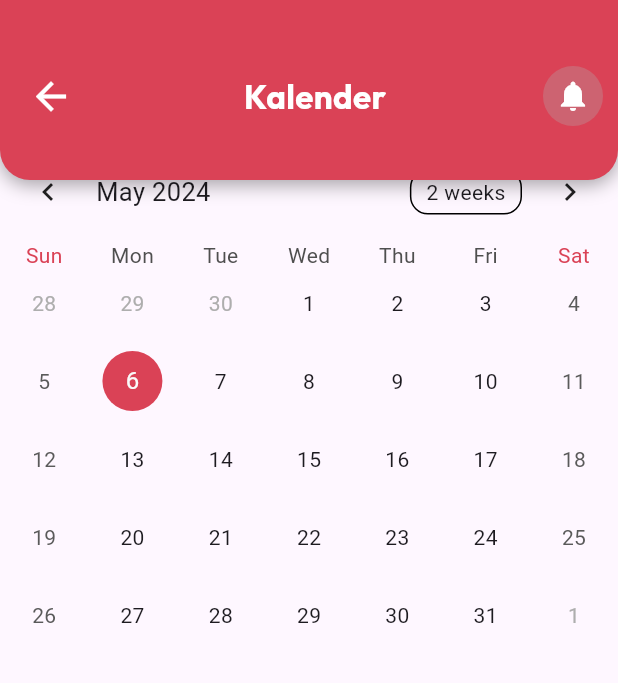
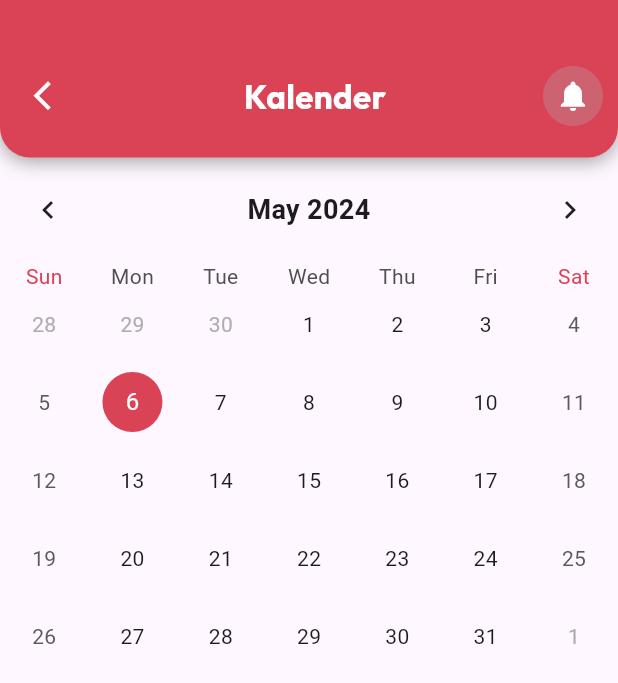
Before and after one commit to khairunnisaalallah/v2_zenfemina_mobile, a Flutter app: the calenderPage screen opened directly, on a phone screen of 412 x 824 dp. Shown: the top 683 px of the screen. Run offline on Flutter 3.47's test engine with Material 3 defaults, Android fonts, the phone set to English and light mode, and no system bars; drawn by our look-alikes of table_calendar; our stand-ins replace flutter_svg, get, google_fonts, image_picker.

Commit message:
style: unable formatbutton

```diff
--- a/lib/menu/calender.dart
+++ b/lib/menu/calender.dart
@@ -22,7 +22,7 @@ class calenderPage extends StatelessWidget {
               left: 0,
               right: 0,
               child: Container(
-                height: 120,
+                height: 105,
                 decoration: BoxDecoration(
                   borderRadius: BorderRadius.only(
                     bottomLeft: Radius.circular(20),
@@ -52,8 +52,8 @@ class calenderPage extends StatelessWidget {
                               Get.back(); // Fungsi untuk kembali ke halaman sebelumnya
                             },
                             icon: Icon(
-                              Icons.arrow_back,
-                              size: 30,
+                              Icons.arrow_back_ios,
+                              size: 23,
                               color: Colors.white,
                             ),
                           ),
@@ -82,8 +82,9 @@ class calenderPage extends StatelessWidget {
           ],
         ),
       ),
-      body: Transform.translate(
-        offset: Offset(0, -80), // Geser widget ke atas sebanyak 20px
+      body:
+      Transform.translate(
+        offset: Offset(0, -60), // Geser widget ke atas sebanyak 20px
         child: TableRangeExample(),
       ),
       // Tambahkan widget TableRangeExample di sini
--- a/lib/pages/range_date.dart
+++ b/lib/pages/range_date.dart
@@ -28,6 +28,16 @@ class _TableRangeExampleState extends State<TableRangeExample> {
           // title: Text('TableCalendar - Range'),
           ),
       body: TableCalendar(
+        headerStyle: HeaderStyle(
+          headerPadding: EdgeInsets.symmetric(horizontal: 0.0, vertical: 0.0),
+          titleCentered: true,
+          formatButtonVisible: false,
+          titleTextStyle: TextStyle(
+            fontSize: 18,
+            fontWeight: FontWeight.w600,
+          ),
+          headerMargin: EdgeInsets.only(bottom: 10),
+        ),
         firstDay: kFirstDay,
         lastDay: kLastDay,
         focusedDay: _focusedDay,
@@ -50,37 +60,38 @@ class _TableRangeExampleState extends State<TableRangeExample> {
               TextStyle(color: Color(0xFFDA4256)), //ini tulisan sun sama sat
         ),
         calendarFormat: _calendarFormat,
-        rangeSelectionMode: _rangeSelectionMode,
-        onDaySelected: (selectedDay, focusedDay) {
-          {
-            setState(() {
-              _selectedDay = selectedDay;
-              _focusedDay = focusedDay;
-              _rangeStart = null; // Penting untuk membersihkan yang sebelumnya
-              _rangeEnd = null;
-              _rangeSelectionMode = RangeSelectionMode.toggledOff;
-            });
-          }
-        },
-        onRangeSelected: (start, end, focusedDay) {
-          setState(() {
-            _selectedDay = null;
-            _focusedDay = focusedDay;
-            _rangeStart = start;
-            _rangeEnd = end;
-            _rangeSelectionMode = RangeSelectionMode.toggledOn;
-          });
-        },
-        onFormatChanged: (format) {
-          if (_calendarFormat != format) {
-            setState(() {
-              _calendarFormat = format;
-            });
-          }
-        },
-        onPageChanged: (focusedDay) {
-          _focusedDay = focusedDay;
-        },
+        rangeSelectionMode:  _rangeSelectionMode = RangeSelectionMode.disabled,
+        // rangeSelectionMode: _rangeSelectionMode,
+        // onDaySelected: (selectedDay, focusedDay) {
+        //   {
+        //     setState(() {
+        //       _selectedDay = selectedDay;
+        //       _focusedDay = focusedDay;
+        //       _rangeStart = null; // Penting untuk membersihkan yang sebelumnya
+        //       _rangeEnd = null;
+        //       _rangeSelectionMode = RangeSelectionMode.toggledOff;
+        //     });
+        //   }
+        // },
+        // onRangeSelected: (start, end, focusedDay) {
+        //   setState(() {
+        //     _selectedDay = null;
+        //     _focusedDay = focusedDay;
+        //     _rangeStart = start;
+        //     _rangeEnd = end;
+        //     _rangeSelectionMode = RangeSelectionMode.toggledOn;
+        //   });
+        // },
+        // onFormatChanged: (format) {
+        //   if (_calendarFormat != format) {
+        //     setState(() {
+        //       _calendarFormat = format;
+        //     });
+        //   }
+        // },
+        // onPageChanged: (focusedDay) {
+        //   _focusedDay = focusedDay;
+        // },
       ),
     );
   }
```
